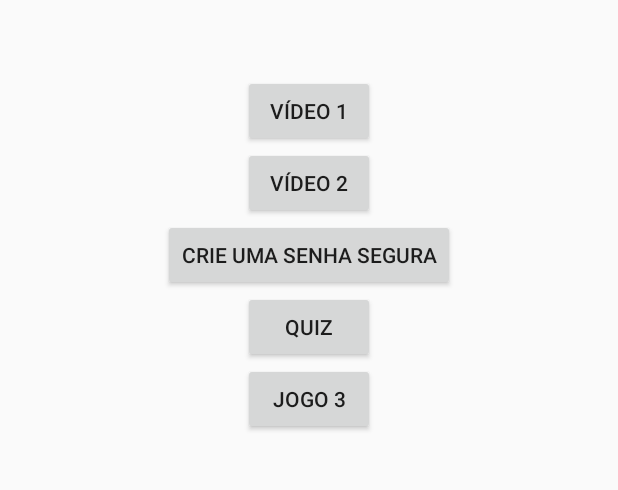
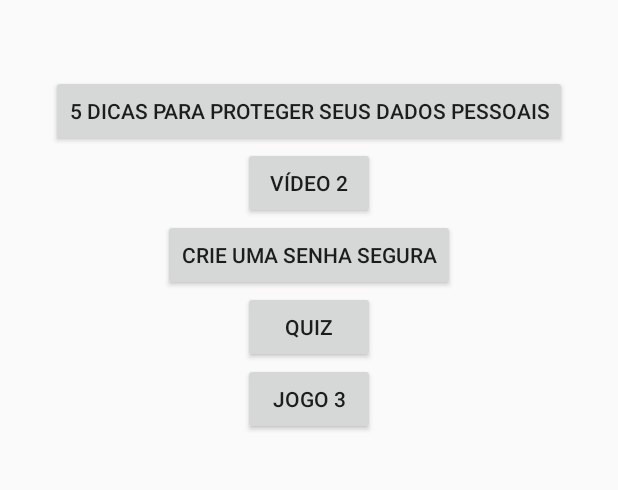
Before and after one commit to johnysramos/MyAppGSIFinal, an Android app: the screen it shows after launch (MainActivity), on a phone screen of 412 x 824 dp, the part 547-1037 px from its top. Run offline under Robolectric (Android 15) with nearby library versions, the phone set to English and light mode, and no system bars.

Commit message:
Video 1 finalizado e adicionado ícones para voltar a telas anteriores.

```diff
--- a/app/build.gradle
+++ b/app/build.gradle
@@ -26,6 +26,7 @@ dependencies {
     implementation fileTree(dir: "libs", include: ["*.jar"])
     implementation 'androidx.appcompat:appcompat:1.1.0'
     implementation 'androidx.constraintlayout:constraintlayout:1.1.3'
+    implementation 'androidx.legacy:legacy-support-v4:1.0.0'
     testImplementation 'junit:junit:4.12'
     androidTestImplementation 'androidx.test.ext:junit:1.1.1'
     androidTestImplementation 'androidx.test.espresso:espresso-core:3.2.0'
--- a/app/src/main/java/com/example/myappgsifinal/CreatePassword.java
+++ b/app/src/main/java/com/example/myappgsifinal/CreatePassword.java
@@ -16,6 +16,8 @@ public class CreatePassword extends AppCompatActivity {
     protected void onCreate(Bundle savedInstanceState) {
         super.onCreate(savedInstanceState);
         setContentView(R.layout.activity_create_password);
+
+        getSupportActionBar().setDisplayHomeAsUpEnabled(true);
     }
 
     @SuppressLint("ResourceAsColor")
--- a/app/src/main/java/com/example/myappgsifinal/FinalQuizActivity.java
+++ b/app/src/main/java/com/example/myappgsifinal/FinalQuizActivity.java
@@ -26,6 +26,8 @@ public class FinalQuizActivity extends AppCompatActivity {
     protected void onCreate(Bundle savedInstanceState) {
         super.onCreate(savedInstanceState);
         setContentView(R.layout.activity_final_quiz);
+
+        getSupportActionBar().setDisplayHomeAsUpEnabled(true);
 
         resultQuiz = findViewById(R.id.resultQuiz);
         comment = findViewById(R.id.comment);
--- a/app/src/main/java/com/example/myappgsifinal/MainActivity.java
+++ b/app/src/main/java/com/example/myappgsifinal/MainActivity.java
@@ -25,4 +25,10 @@ public class MainActivity extends AppCompatActivity {
         startActivity(screen);
 
     }
+
+    public void OpenFiveAdvicesProtectedDataVideo(View view) {
+        Intent screen = new Intent(this, FiveAdvicesProtectedDataVideoActivity.class);
+        startActivity(screen);
+
+    }
 }
--- a/app/src/main/java/com/example/myappgsifinal/Quiz.java
+++ b/app/src/main/java/com/example/myappgsifinal/Quiz.java
@@ -12,6 +12,8 @@ public class Quiz extends AppCompatActivity {
     protected void onCreate(Bundle savedInstanceState) {
         super.onCreate(savedInstanceState);
         setContentView(R.layout.activity_quiz);
+
+        getSupportActionBar().setDisplayHomeAsUpEnabled(true);
     }
 
     public void StartQuiz(View view) {
--- a/app/src/main/java/com/example/myappgsifinal/QuizQuestionsActivity.java
+++ b/app/src/main/java/com/example/myappgsifinal/QuizQuestionsActivity.java
@@ -33,6 +33,8 @@ public class QuizQuestionsActivity extends AppCompatActivity {
     protected void onCreate(Bundle savedInstanceState) {
         super.onCreate(savedInstanceState);
         setContentView(R.layout.activity_quiz_questions);
+
+        getSupportActionBar().setDisplayHomeAsUpEnabled(true);
 
         questionView = (TextView) findViewById(R.id.question);
         radioQuestions = (RadioGroup) findViewById(R.id.rgGroup);
--- a/app/src/main/res/layout/activity_main.xml
+++ b/app/src/main/res/layout/activity_main.xml
@@ -32,7 +32,8 @@
         android:id="@+id/button"
         android:layout_width="wrap_content"
         android:layout_height="wrap_content"
-        android:text="@string/video1_buttonName" />
+        android:text="@string/video1_buttonName"
+        android:onClick="OpenFiveAdvicesProtectedDataVideo"/>
 
     <Button
         android:id="@+id/button2"
--- a/app/src/main/res/values/colors.xml
+++ b/app/src/main/res/values/colors.xml
@@ -8,4 +8,6 @@
     <color name="Red">#E50000</color>
     <color name="Yellow">#FCCC00</color>
     <color name="White">#FFFFFF</color>
+
+    <color name="black_overlay">#66000000</color>
 </resources>
--- a/app/src/main/res/values/strings.xml
+++ b/app/src/main/res/values/strings.xml
@@ -1,6 +1,6 @@
 <resources>
     <string name="app_name">MyData</string>
-    <string name="video1_buttonName">Vídeo 1</string>
+    <string name="video1_buttonName">5 Dicas para proteger seus dados pessoais</string>
     <string name="video2_buttonName">Vídeo 2</string>
     <string name="game1_buttonName">Crie uma senha segura</string>
     <string name="game2_buttonName">Quiz</string>
@@ -35,5 +35,7 @@
     <string name="badNote">Seu desempenho não foi muito bom, procure se atualizar e conhecer as melhores práticas para garantir a segurança de seus dados.</string>
     <string name="regularNote">Seu desempenho foi bom porém sempre da para melhorar. Procure se atualizar e conhecer as melhores práticas para garantir a segurança de seus dados.</string>
     <string name="perfectNote">Você acertou todas!!! Continue assim para garantir a segurança de seus dados.</string>
+    <string name="title_activity_create_password">Crie uma senha segura</string>
+    <string name="title_activity_quiz">Quiz</string>
 
 </resources>
--- a/app/src/main/res/values/styles.xml
+++ b/app/src/main/res/values/styles.xml
@@ -7,4 +7,16 @@
         <item name="colorAccent">@color/colorAccent</item>
     </style>
 
+    <style name="FullscreenTheme" parent="AppTheme">
+        <item name="android:actionBarStyle">@style/FullscreenActionBarStyle</item>
+        <item name="android:windowActionBarOverlay">true</item>
+        <item name="android:windowBackground">@null</item>
+        <item name="metaButtonBarStyle">?android:attr/buttonBarStyle</item>
+        <item name="metaButtonBarButtonStyle">?android:attr/buttonBarButtonStyle</item>
+    </style>
+
+    <style name="FullscreenActionBarStyle" parent="Widget.AppCompat.ActionBar">
+        <item name="android:background">@color/black_overlay</item>
+    </style>
+
 </resources>
```
Also changed, not shown: app/src/main/AndroidManifest.xml (+17 -4 lines), app/src/main/java/com/example/myappgsifinal/FiveAdvicesProtectedDataVideoActivity.java (added, +44 -0 lines), app/src/main/res/layout/activity_five_advices_protected_data_video.xml (added, +22 -0 lines), app/src/main/res/values/attrs.xml (added, +12 -0 lines), 1 other file.
